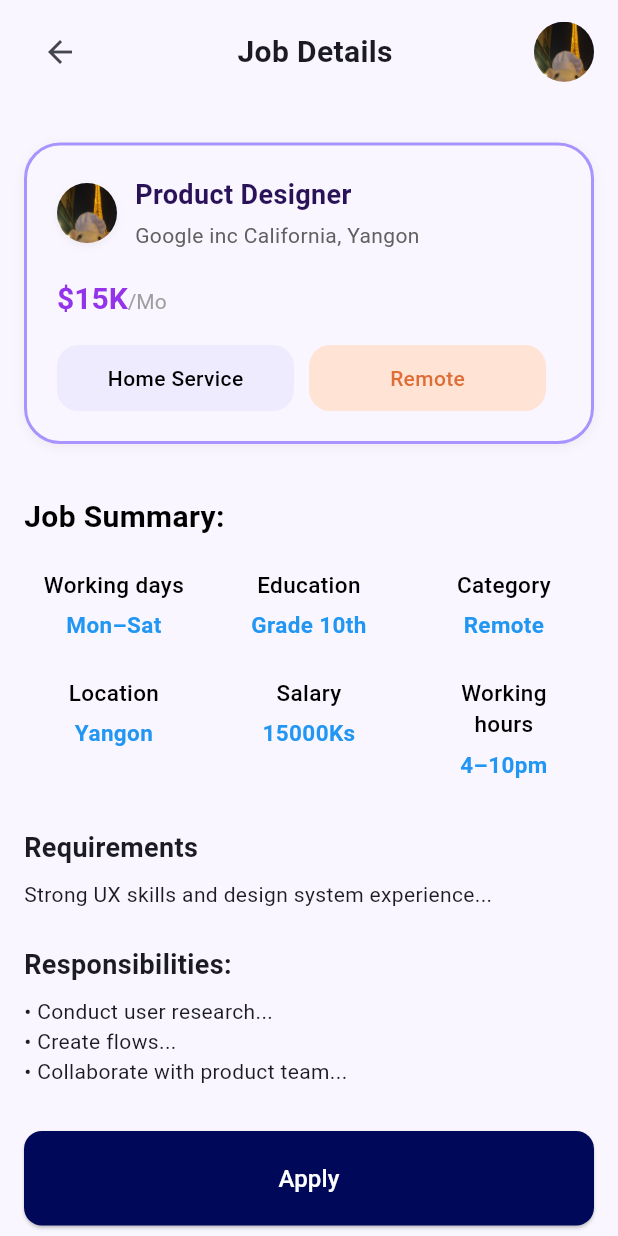
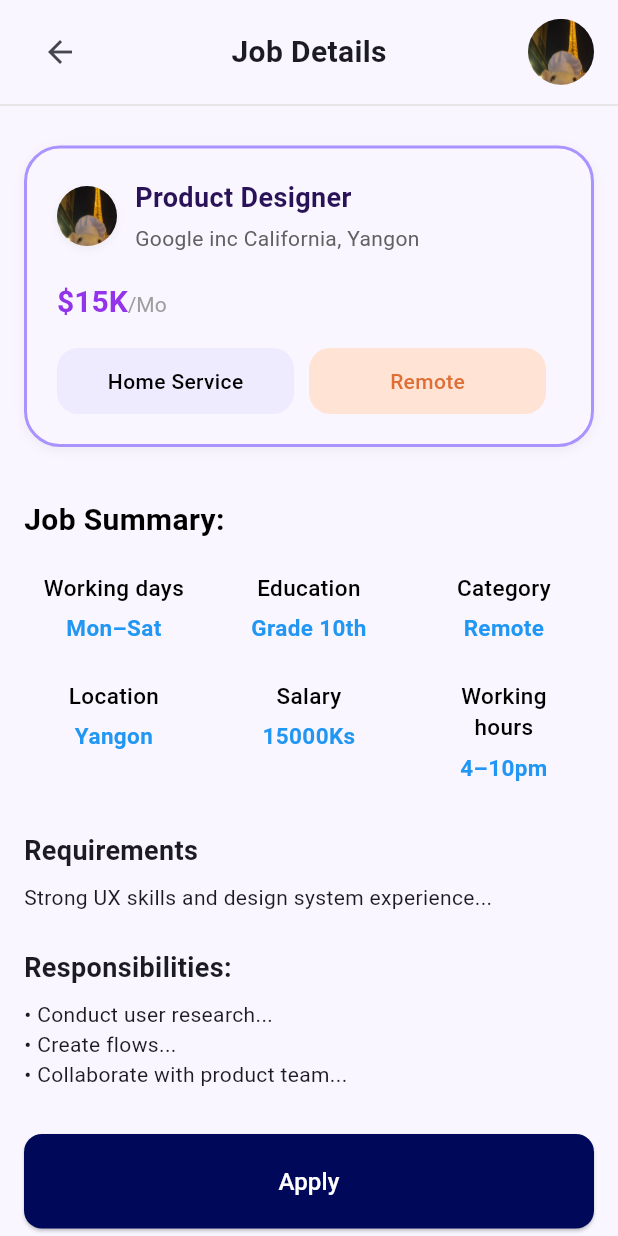
Before and after one commit to nypoclary/easy_hire, a Flutter app: the screen it shows after launch, after a tap on "Remote Job", after a tap on "Product Designer", on a phone screen of 412 x 824 dp. Run offline on Flutter 3.47's test engine with Material 3 defaults, Android fonts, the phone set to English and light mode, and no system bars; our stand-ins replace flutter_riverpod, go_router.

Commit message:
job_filter_options & job_deatils header fix

```diff
--- a/lib/core/widgets/header.dart
+++ b/lib/core/widgets/header.dart
@@ -4,8 +4,17 @@ import 'package:easy_hire/core/widgets/add_bottom_sheet.dart';
 
 class Header extends StatelessWidget {
   final String title;
+  final bool hasAddButton;
+  final bool hasBackButton;
+  final VoidCallback? onBackPressed;
 
-  const Header({super.key, required this.title});
+  const Header({
+    super.key,
+    required this.title,
+    this.hasAddButton = true,
+    this.hasBackButton = false,
+    this.onBackPressed,
+  });
 
   void _showAddSheet(BuildContext context) {
     showModalBottomSheet(
@@ -28,10 +37,15 @@ class Header extends StatelessWidget {
             child: Stack(
               alignment: Alignment.center,
               children: [
-                //  Add Button
+                // Add or Back Button
                 Align(
                   alignment: Alignment.centerLeft,
-                  child: GestureDetector(
+                  child: hasBackButton
+                      ? IconButton(
+                          icon: const Icon(Icons.arrow_back),
+                          onPressed: onBackPressed,
+                        )
+                      : GestureDetector(
                           onTap: () => _showAddSheet(context),
                           child: Container(
                             decoration: BoxDecoration(
--- a/lib/features/home/view/home_screen.dart
+++ b/lib/features/home/view/home_screen.dart
@@ -6,6 +6,7 @@ import 'package:easy_hire/core/widgets/header.dart';
 import 'package:easy_hire/core/widgets/job_card.dart';
 import 'package:flutter_riverpod/flutter_riverpod.dart';
 import 'package:easy_hire/core/provider/location_provider.dart';
+import 'package:easy_hire/core/provider/search_provider.dart';
 
 class HomeScreen extends ConsumerWidget {
   const HomeScreen({super.key});
@@ -13,6 +14,7 @@ class HomeScreen extends ConsumerWidget {
   @override
   Widget build(BuildContext context, WidgetRef ref) {
     final selectedLocation = ref.watch(locationFilterProvider);
+    final searchQuery = ref.watch(searchQueryProvider).toLowerCase();
 
     // Define job data
     final jobData = [
@@ -34,22 +36,38 @@ class HomeScreen extends ConsumerWidget {
       },
     ];
 
-    // Filter jobs based on location
-    final filteredJobs = selectedLocation == 'All'
-        ? jobData
-        : jobData.where((job) =>
-    job['location'] == selectedLocation).toList();
+    // Filter jobs based on location and through search bar
+    final filteredJobs = jobData.where((job) {
+      final role = (job['role'] as String).toLowerCase();
+      final company = (job['company'] as String).toLowerCase();
+      final tags = (job['tags'] as List).cast<String>();
+      final location = (job['location'] as String).toLowerCase();
+
+      final matchesLocation = selectedLocation == 'All'
+          ? true
+          : location == selectedLocation.toLowerCase();
+
+      final matchesSearch = role.contains(searchQuery) ||
+          company.contains(searchQuery) ||
+          tags.any((tag) => tag.toLowerCase().contains(searchQuery));
+
+      return matchesLocation && matchesSearch;
+    }).toList();
 
     return Scaffold(
       body: SafeArea(
         child: Column(
           crossAxisAlignment: CrossAxisAlignment.start,
           children: [
-            Header(title: 'Welcome to EasyHire'),
+            Header(
+              title: 'Welcome to EasyHire',
+              hasAddButton: true,
+              hasBackButton: false,
+            ),
             SizedBox(height: 24),
             JobSearchBar(
               onChanged: (query) {
-                print("Search input: $query");
+                ref.read(searchQueryProvider.notifier).state = query;
               },
             ),
             SizedBox(height: 20),
--- a/lib/features/job_detail/view/job_detail_screen.dart
+++ b/lib/features/job_detail/view/job_detail_screen.dart
@@ -1,5 +1,7 @@
 import 'package:flutter/material.dart';
 import 'package:easy_hire/core/widgets/job_card.dart';
+import 'package:easy_hire/core/widgets/header.dart';
+import 'package:go_router/go_router.dart';
 
 class JobDetailScreen extends StatelessWidget {
   final String role;
@@ -28,33 +30,11 @@ class JobDetailScreen extends StatelessWidget {
       body: SafeArea(
         child: Column(
           children: [
-            Padding(
-              padding: const EdgeInsets.symmetric(horizontal: 16, vertical: 12),
-              child: SizedBox(
-                height: 45,
-                child: Row(
-                  children: [
-                    IconButton(
-                      icon: const Icon(Icons.arrow_back),
-                      onPressed: () => Navigator.pop(context),
-                    ),
-                    const Spacer(),
-                    const Text(
-                      'Job Details',
-                      style: TextStyle(
-                        fontSize: 20,
-                        fontWeight: FontWeight.w600,
-                      ),
-                    ),
-                    const Spacer(),
-                    const CircleAvatar(
-                      radius: 20,
-                      backgroundImage:
-                          AssetImage('assets/images/profile_pic.jpg'),
-                    ),
-                  ],
-                ),
-              ),
+            Header(
+              title: 'Job Details',
+              hasBackButton: true,
+              hasAddButton: false,
+              onBackPressed: () => context.pop(), // or context.go('/') if needed
             ),
             Expanded(
               child: SingleChildScrollView(
--- a/lib/features/job_search/view/job_search_screen.dart
+++ b/lib/features/job_search/view/job_search_screen.dart
@@ -5,7 +5,7 @@ import 'package:easy_hire/features/home/widgets/location_filter_chip.dart';
 import 'package:easy_hire/core/widgets/job_card.dart';
 import 'package:go_router/go_router.dart';
 import 'package:flutter_riverpod/flutter_riverpod.dart';
-import 'package:easy_hire/features/job_search/provider/search_provider.dart';
+import 'package:easy_hire/core/provider/search_provider.dart';
 import 'package:easy_hire/core/provider/location_provider.dart';
 import 'package:easy_hire/features/job_detail/view/job_detail_screen.dart';
 
@@ -114,18 +114,11 @@ class _JobSearchScreenState extends ConsumerState<JobSearchScreen> {
         child: Column(
           crossAxisAlignment: CrossAxisAlignment.start,
           children: [
-            if (widget.category != null)
-              Padding(
-                padding: const EdgeInsets.only(top: 12.0, left: 8.0),
-                child: IconButton(
-                  icon: const Icon(Icons.arrow_back),
-                  onPressed: () => context.go('/'),
-                ),
-              ),
             Header(
-              title: widget.category != null
-                  ? '${widget.category} Jobs'
-                  : 'All Jobs',
+              title: widget.category != null ? '${widget.category} Jobs' : 'All Jobs',
+              hasBackButton: widget.category != null,
+              hasAddButton: widget.category == null, // show add button only in general mode
+              onBackPressed: () => context.go('/'),
             ),
             const SizedBox(height: 24),
             JobSearchBar(
--- a/lib/features/settings/view/settings_screen.dart
+++ b/lib/features/settings/view/settings_screen.dart
@@ -76,11 +76,11 @@ class SettingsScreen extends StatelessWidget {
                 crossAxisAlignment: CrossAxisAlignment.start,
                 children: const [
                   Text(
-                    'Nay Zin Ou',
+                    'Nay Koe Ou',
                     style: TextStyle(fontSize: 20, fontWeight: FontWeight.w600),
                   ),
                   SizedBox(height: 6),
-                  Text('nayzinou@gmail.com',
+                  Text('naykoeou@gmail.com',
                       style: TextStyle(color: Colors.black54)),
                 ],
               ),
```
Also changed, not shown: lib/core/provider/search_provider.dart (renamed from lib/features/job_search/provider/search_provider.dart). Lines whose indentation alone changed are shown as unchanged.
